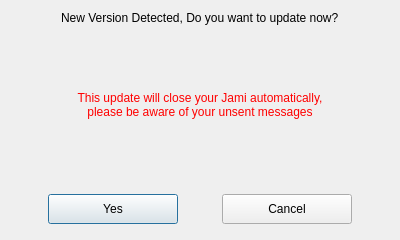
First picture: the form in updateconfirmdialog.ui, repository savoirfairelinux/jami-client-windows, before the edit.
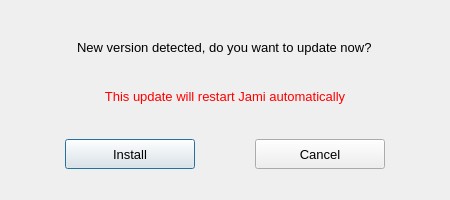
Second picture: the form after the edit.

Diff of the .ui file:
```diff
--- a/updateconfirmdialog.ui
+++ b/updateconfirmdialog.ui
@@ -9,8 +9,8 @@
    <rect>
     <x>0</x>
     <y>0</y>
-    <width>400</width>
-    <height>240</height>
+    <width>450</width>
+    <height>200</height>
    </rect>
   </property>
   <property name="sizePolicy">
@@ -22,13 +22,13 @@
   <property name="minimumSize">
    <size>
     <width>400</width>
-    <height>240</height>
+    <height>200</height>
    </size>
   </property>
   <property name="maximumSize">
    <size>
-    <width>400</width>
-    <height>240</height>
+    <width>450</width>
+    <height>200</height>
    </size>
   </property>
   <property name="windowTitle">
@@ -37,7 +37,23 @@
   <property name="styleSheet">
    <string notr="true"/>
   </property>
-  <layout class="QVBoxLayout" name="verticalLayout" stretch="0,0,0,0,0,0">
+  <layout class="QVBoxLayout" name="verticalLayout" stretch="0,0,0,0,0,0,0">
+   <item>
+    <spacer name="verticalSpacer_4">
+     <property name="orientation">
+      <enum>Qt::Vertical</enum>
+     </property>
+     <property name="sizeType">
+      <enum>QSizePolicy::Expanding</enum>
+     </property>
+     <property name="sizeHint" stdset="0">
+      <size>
+       <width>20</width>
+       <height>40</height>
+      </size>
+     </property>
+    </spacer>
+   </item>
    <item alignment="Qt::AlignHCenter">
     <widget class="QLabel" name="labelDeletion">
      <property name="maximumSize">
@@ -48,11 +64,11 @@
      </property>
      <property name="font">
       <font>
-       <pointsize>9</pointsize>
+       <pointsize>10</pointsize>
       </font>
      </property>
      <property name="text">
-      <string>New Version Detected, Do you want to update now?</string>
+      <string>New version detected, do you want to update now?</string>
      </property>
     </widget>
    </item>
@@ -62,12 +78,12 @@
       <enum>Qt::Vertical</enum>
      </property>
      <property name="sizeType">
-      <enum>QSizePolicy::Fixed</enum>
+      <enum>QSizePolicy::Expanding</enum>
      </property>
      <property name="sizeHint" stdset="0">
       <size>
        <width>20</width>
-       <height>10</height>
+       <height>40</height>
       </size>
      </property>
     </spacer>
@@ -88,14 +104,14 @@
      </property>
      <property name="font">
       <font>
-       <pointsize>9</pointsize>
+       <pointsize>10</pointsize>
       </font>
      </property>
      <property name="styleSheet">
       <string notr="true">color: red;</string>
      </property>
      <property name="text">
-      <string>This update will close your Jami automatically, please be aware of your unsent messages</string>
+      <string>This update will restart Jami automatically</string>
      </property>
      <property name="alignment">
       <set>Qt::AlignCenter</set>
@@ -114,12 +130,12 @@
       <enum>Qt::Vertical</enum>
      </property>
      <property name="sizeType">
-      <enum>QSizePolicy::Fixed</enum>
+      <enum>QSizePolicy::Expanding</enum>
      </property>
      <property name="sizeHint" stdset="0">
       <size>
        <width>20</width>
-       <height>20</height>
+       <height>40</height>
       </size>
      </property>
     </spacer>
@@ -173,7 +189,7 @@
        </property>
        <property name="font">
         <font>
-         <pointsize>9</pointsize>
+         <pointsize>10</pointsize>
         </font>
        </property>
        <property name="toolTip">
@@ -183,7 +199,7 @@
         <string notr="true"/>
        </property>
        <property name="text">
-        <string>Yes</string>
+        <string>Install</string>
        </property>
       </widget>
      </item>
@@ -216,7 +232,7 @@
        </property>
        <property name="font">
         <font>
-         <pointsize>9</pointsize>
+         <pointsize>10</pointsize>
         </font>
        </property>
        <property name="toolTip">
@@ -256,7 +272,7 @@
      <property name="sizeHint" stdset="0">
       <size>
        <width>20</width>
-       <height>5</height>
+       <height>20</height>
       </size>
      </property>
     </spacer>
```
Left out of the diff: 2 changed lines with no effect on the pictures.
